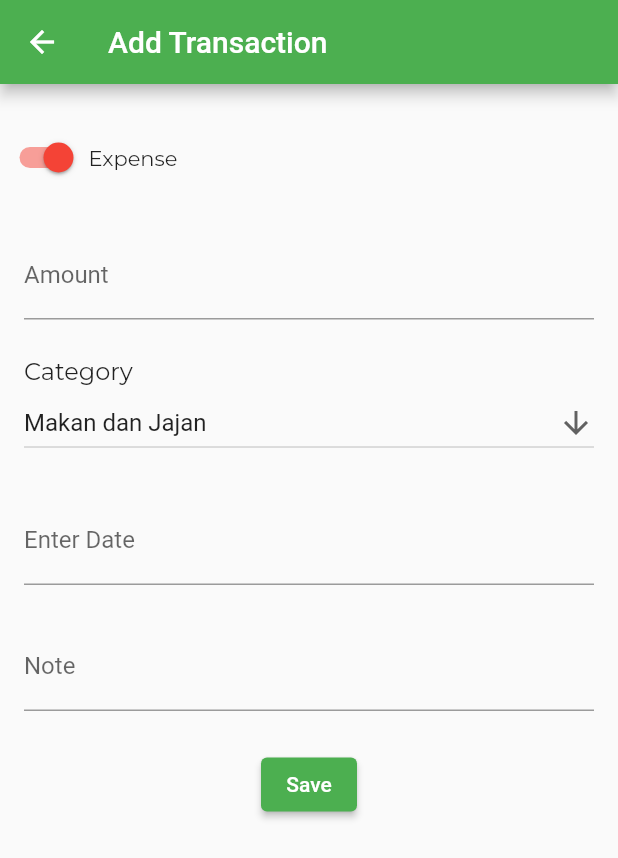
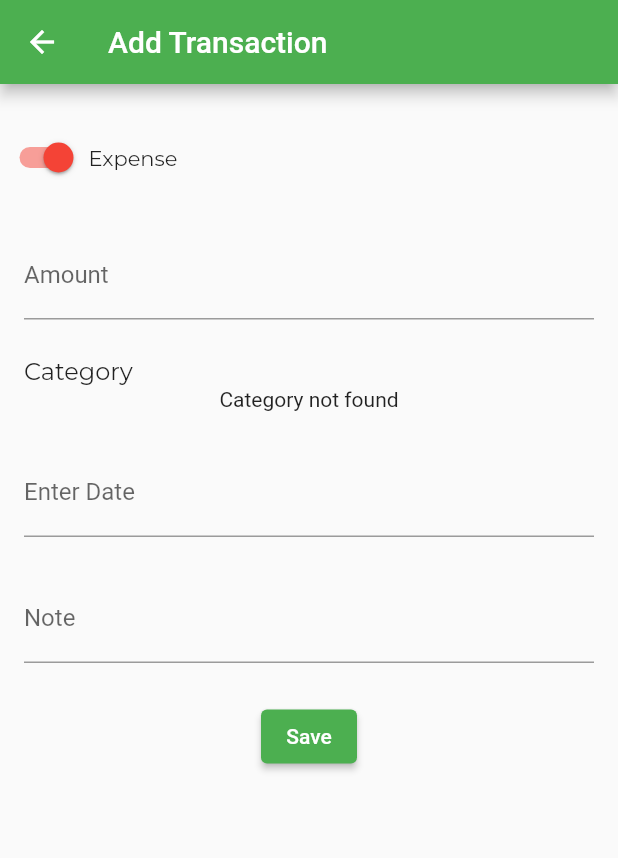
Before and after one commit to nuwasdzarrin/uangku, a Flutter app: the screen it shows after launch, after a tap on the "add" icon, on a phone screen of 412 x 824 dp. Shown: the top 858 px of the screen. Run offline on Flutter 3.47's test engine with Material 2 defaults, Android fonts, the phone set to English and light mode, and no system bars; our stand-ins replace drift, google_fonts; missing offline and left inert: calendar_appbar; accounts and stored records are empty; generated files the repository leaves out were written again.

Commit message:
add transaction page

```diff
--- a/lib/pages/category_page.dart
+++ b/lib/pages/category_page.dart
@@ -122,7 +122,7 @@ class _CategoryPageState extends State<CategoryPage> {
                         child: CircularProgressIndicator(),
                       );
                     } else {
-                      if (snapshot.hasData && snapshot.data!.length > 0) {
+                      if (snapshot.hasData && snapshot.data!.isNotEmpty) {
                         return ListView.builder(
                             shrinkWrap: true,
                             physics: const NeverScrollableScrollPhysics(),
--- a/lib/pages/transaction_page.dart
+++ b/lib/pages/transaction_page.dart
@@ -1,6 +1,7 @@
 import 'package:flutter/material.dart';
 import 'package:google_fonts/google_fonts.dart';
 import 'package:intl/intl.dart';
+import 'package:uangku/models/database.dart';
 
 class TransactionPage extends StatefulWidget {
   const TransactionPage({super.key});
@@ -11,15 +12,36 @@ class TransactionPage extends StatefulWidget {
 
 class _TransactionPageState extends State<TransactionPage> {
   bool isExpense = true;
-  List<String> categoryOptions = ["Makan dan Jajan", "Transportasi", "Nonton Film"];
-  late String categorySelected = categoryOptions.first;
+  Category? categorySelected;
   TextEditingController dateController = TextEditingController();
   TextEditingController amountController = TextEditingController();
   TextEditingController noteController = TextEditingController();
 
-  Future? insert (int amount, String date, String category) {
-    return null;
+  final AppDatabase database = AppDatabase();
+  Future<List<Category>> getAllCategory(int type) async {
+    return await database.getAllCategoryRepo(type);
   }
+  Future insert () async {
+    DateTime now = DateTime.now();
+    final result = await database.into(database.moneyTransaction).insertReturning(
+        MoneyTransactionCompanion.insert(
+            categoryId: categorySelected!.id,
+            name: noteController.text,
+            amount: int.parse(amountController.text),
+            transactionDate: DateTime.parse(dateController.text),
+            createdAt: now,
+            updatedAt: now
+        )
+    );
+    print('hasil: ' + result.toString());
+  }
+
+  @override
+  void initState() {
+    // TODO: implement initState
+    super.initState();
+  }
+
   @override
   Widget build(BuildContext context) {
     return Scaffold(
@@ -40,6 +62,7 @@ class _TransactionPageState extends State<TransactionPage> {
                       setState(() {
                         isExpense = value;
                       });
+                      categorySelected = null;
                     },
                     inactiveTrackColor: Colors.green[200],
                     inactiveThumbColor: Colors.green,
@@ -75,19 +98,42 @@ class _TransactionPageState extends State<TransactionPage> {
                   ),
                 ),
               ),
-              Padding(
+              FutureBuilder<List<Category>>(
+                  future: getAllCategory(isExpense ? 2 : 1),
+                  builder: (context, snapshot) {
+                    if (snapshot.connectionState == ConnectionState.waiting) {
+                      return const Center(
+                        child: CircularProgressIndicator(),
+                      );
+                    } else {
+                      if (snapshot.hasData && snapshot.data!.isNotEmpty) {
+                        // categorySelected = snapshot.data!.first;
+                        return Padding(
                           padding: const EdgeInsets.symmetric(horizontal: 16,),
-                child: DropdownButton<String>(
+                          child: DropdownButton<Category>(
                             isExpanded: true,
-                  value: categorySelected,
+                            value: categorySelected ?? snapshot.data!.first,
                             icon: const Icon(Icons.arrow_downward),
-                  items: categoryOptions.map<DropdownMenuItem<String>>((String value) {
-                    return DropdownMenuItem<String>(
-                        value: value, child: Text(value)
+                            items: snapshot.data!.map((Category item) {
+                              return DropdownMenuItem<Category>(
+                                value: item,
+                                child: Text(item.name),
                               );
                             }).toList(),
-                  onChanged: ((String? value) {}),
+                            onChanged: ((Category? value) {
+                              setState(() {
+                                categorySelected = value;
+                              });
+                            }),
                           ),
+                        );
+                      } else {
+                        return const Center(
+                          child: Text("Category not found"),
+                        );
+                      }
+                    }
+                  }
               ),
               const SizedBox(height: 25,),
               Padding(
@@ -127,7 +173,14 @@ class _TransactionPageState extends State<TransactionPage> {
               const SizedBox(height: 25,),
               Center(
                 child: ElevatedButton(
-                    onPressed: () {},
+                    onPressed: () {
+                      insert();
+                      // amountController.clear();
+                      // noteController.clear();
+                      // dateController.clear();
+                      // categorySelected = null;
+                      Navigator.pop(context, true);
+                    },
                     child: const Text("Save")
                 ),
               )
```
Lines whose indentation alone changed are shown as unchanged.
